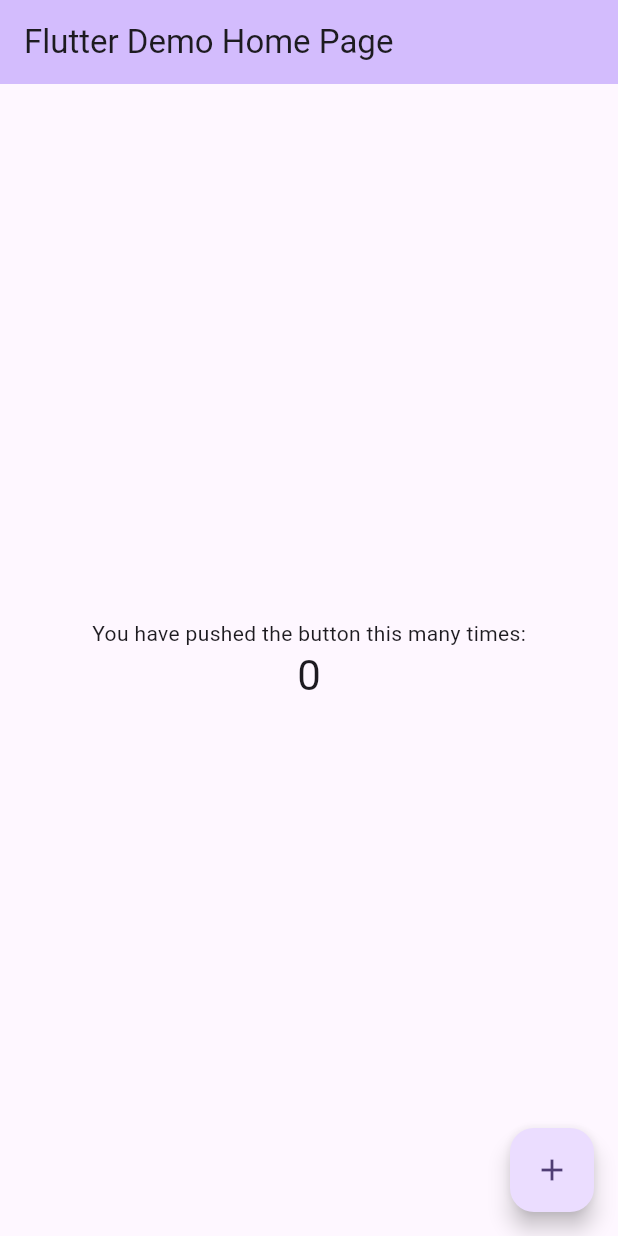
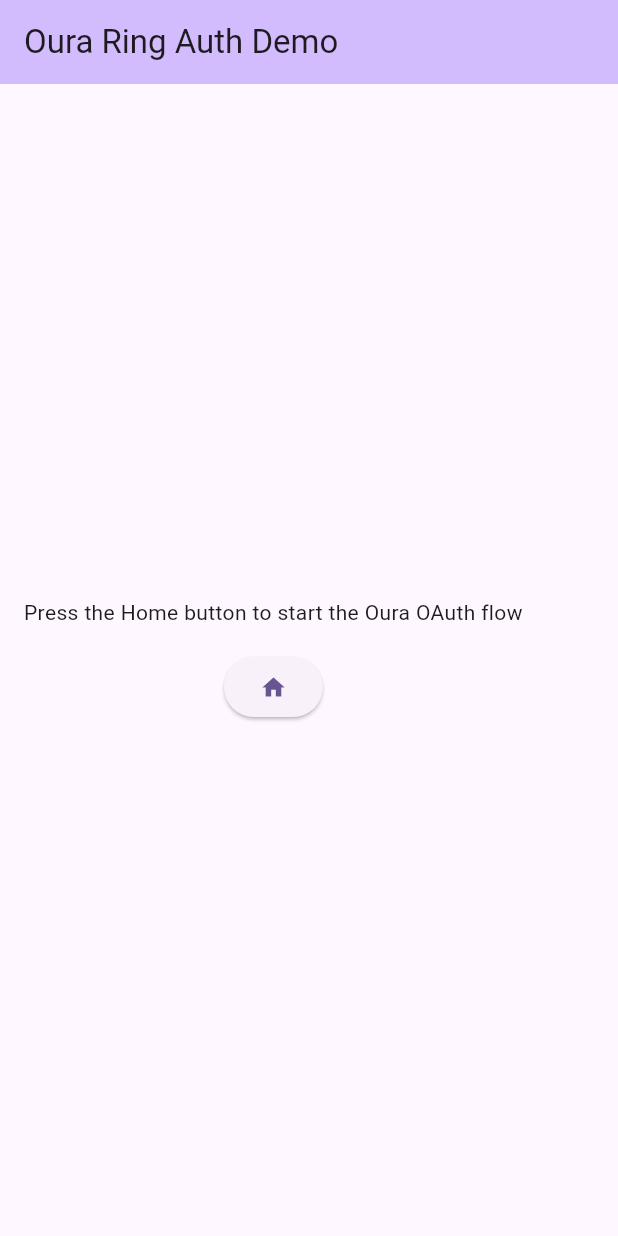
Before and after one commit to naveenmadur/oura_ring_poc, a Flutter app: the screen it shows after launch, on a phone screen of 412 x 824 dp. Run offline on Flutter 3.47's test engine with Material 3 defaults, Android fonts, the phone set to English and light mode, and no system bars; our stand-ins replace uni_links, webview_flutter; missing offline and left inert: oauth2.

Commit message:
Updated docs and refactored code

```diff
--- a/lib/main.dart
+++ b/lib/main.dart
@@ -1,6 +1,7 @@
 import 'dart:async';
 import 'dart:developer';
 
+import 'package:flutter/foundation.dart';
 import 'package:flutter/material.dart';
 import 'package:oauth2/oauth2.dart';
 import 'package:oura_ring_poc/auth_webview.dart';
@@ -16,13 +17,13 @@ class MyApp extends StatelessWidget {
   @override
   Widget build(BuildContext context) {
     return MaterialApp(
-      title: 'Flutter Demo',
+      title: 'Oura Ring Auth Demo',
       debugShowCheckedModeBanner: false,
       theme: ThemeData(
         colorScheme: ColorScheme.fromSeed(seedColor: Colors.deepPurple),
         useMaterial3: true,
       ),
-      home: const MyHomePage(title: 'Flutter Demo Home Page'),
+      home: const MyHomePage(title: 'Oura Ring Auth Demo'),
     );
   }
 }
@@ -37,7 +38,6 @@ class MyHomePage extends StatefulWidget {
 }
 
 class _MyHomePageState extends State<MyHomePage> {
-  int _counter = 0;
   StreamSubscription? _linkSubscription;
   Completer<Uri?>? _redirectCompleter;
 
@@ -61,13 +61,9 @@ class _MyHomePageState extends State<MyHomePage> {
         _redirectCompleter!.complete(uri);
       }
     }, onError: (err) {
-      print('Deep link error: $err');
-    });
-  }
-
-  void _incrementCounter() {
-    setState(() {
-      _counter++;
+      if (kDebugMode) {
+        print('Deep link error: $err');
+      }
     });
   }
 
@@ -78,26 +74,25 @@ class _MyHomePageState extends State<MyHomePage> {
         backgroundColor: Theme.of(context).colorScheme.inversePrimary,
         title: Text(widget.title),
       ),
-      body: Center(
+      body: Container(
+        padding: const EdgeInsets.symmetric(horizontal: 16.0),
         child: Column(
           mainAxisAlignment: MainAxisAlignment.center,
-          children: <Widget>[
+          children: [
             const Text(
-              'You have pushed the button this many times:',
+              'Press the Home button to start the Oura OAuth flow',
+              textAlign: TextAlign.center,
             ),
-            Text(
-              '$_counter',
-              style: Theme.of(context).textTheme.headlineMedium,
-            ),
+            const SizedBox(height: 16.0),
+            ElevatedButton(
+                onPressed: () => authorizeWithOura().then((client) {
+                      if (kDebugMode) {
+                        print(client);
+                      }
+                    }),
+                child: const Icon(Icons.home))
           ],
         ),
-      ),
-      floatingActionButton: FloatingActionButton(
-        onPressed: () => authorizeWithOura().then((client) {
-          print(client);
-        }),
-        tooltip: 'Increment',
-        child: const Icon(Icons.add),
       ),
     );
   }
@@ -124,10 +119,11 @@ class _MyHomePageState extends State<MyHomePage> {
 
       final Uri authorizationUrl = grant.getAuthorizationUrl(
         redirectUriUri,
+
+        // Add as required
         // scopes: ['daily', 'personal', 'heartrate'],
       );
-
-      log('Authorization URL: $authorizationUrl');
+      if (kDebugMode) log('Authorization URL: $authorizationUrl');
 
       final completer = Completer<String>();
 
@@ -144,10 +140,10 @@ class _MyHomePageState extends State<MyHomePage> {
 
       final code = await completer.future;
       final client = await grant.handleAuthorizationCode(code);
-      log('Access Token: ${client.credentials.accessToken}');
+      if (kDebugMode) log('Access Token: ${client.credentials.accessToken}');
       return client;
     } catch (e, stackTrace) {
-      log('OAuth Error', error: e, stackTrace: stackTrace);
+      if (kDebugMode) log('OAuth Error', error: e, stackTrace: stackTrace);
       rethrow;
     }
   }
```
Also changed, not shown: 1 other file.
